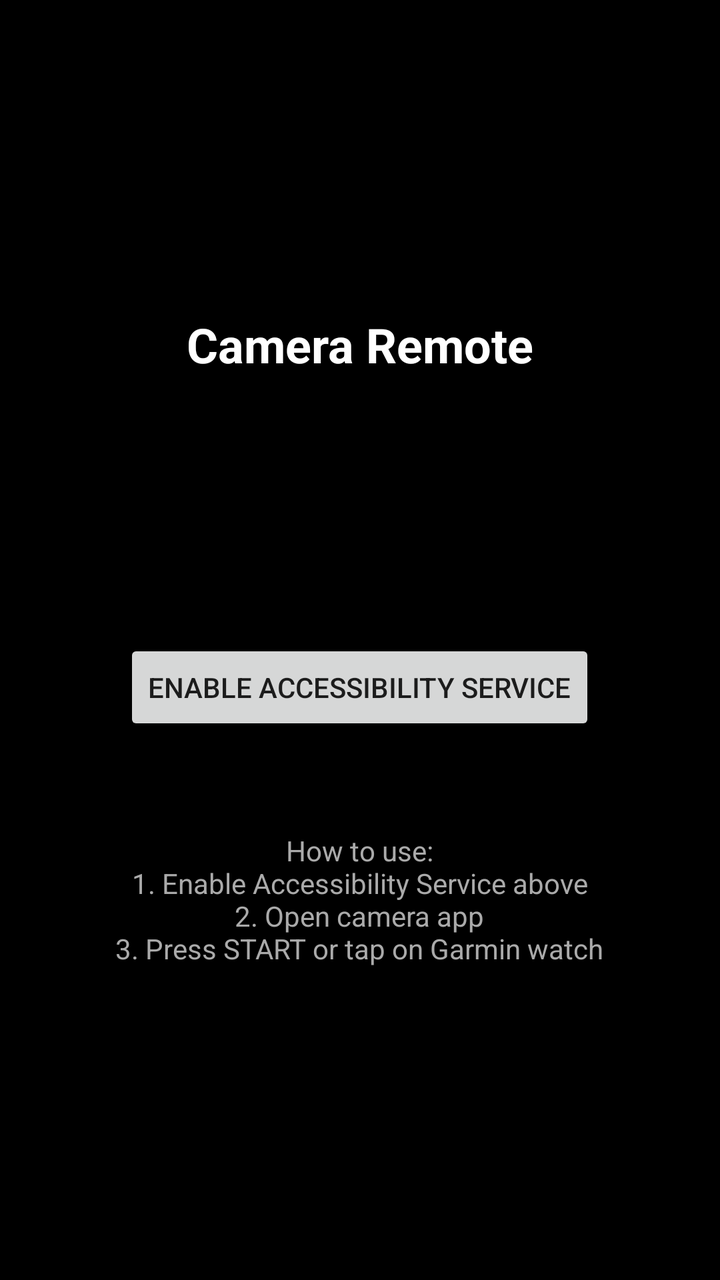
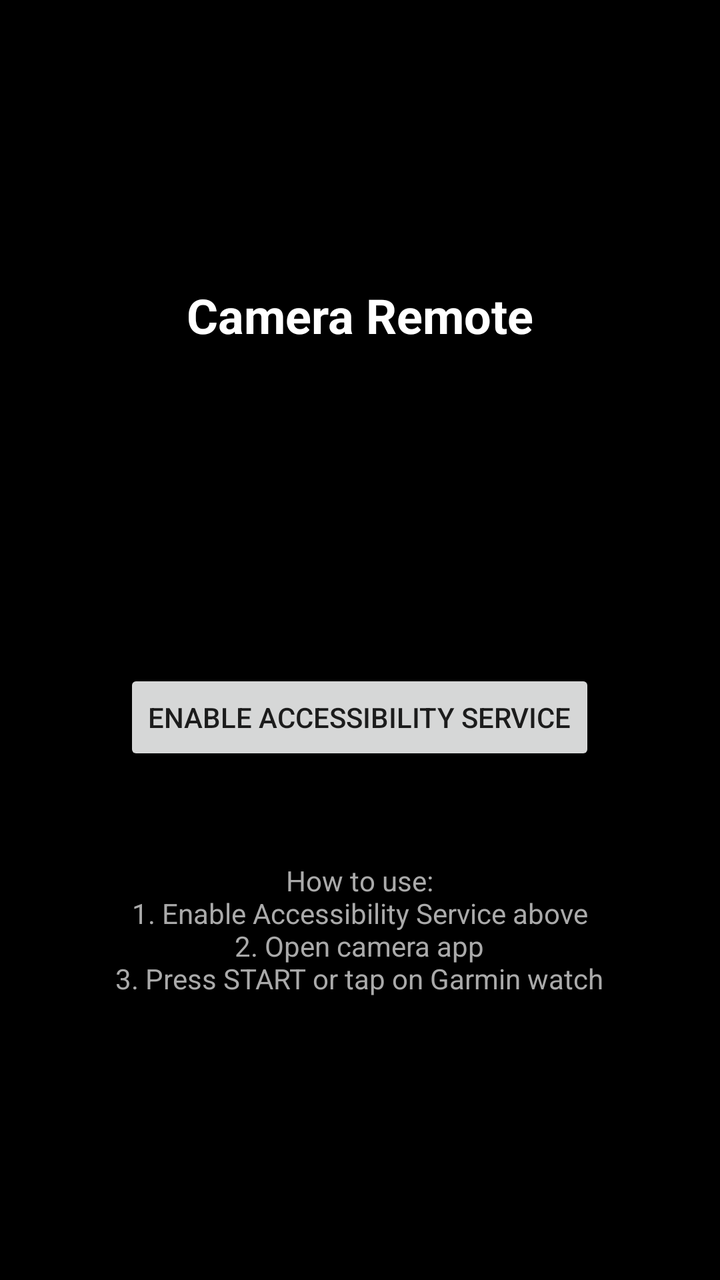

Before-and-after screenshots of an Android layout around one commit, followed by the original layout XML and the change that was made.
<!-- AndroidManifest.xml: application theme Theme.AppCompat.DayNight -->
<!-- res/layout/activity_main.xml -->
<?xml version="1.0" encoding="utf-8"?>
<LinearLayout
    xmlns:android="http://schemas.android.com/apk/res/android"
    android:layout_width="match_parent"
    android:layout_height="match_parent"
    android:orientation="vertical"
    android:gravity="center"
    android:padding="32dp"
    android:background="@android:color/black">

    <TextView
        android:layout_width="wrap_content"
        android:layout_height="wrap_content"
        android:text="Camera Remote"
        android:textSize="24sp"
        android:textColor="@android:color/white"
        android:textStyle="bold"
        android:layout_marginBottom="48dp"/>

    <TextView
        android:id="@+id/statusAccessibility"
        android:layout_width="wrap_content"
        android:layout_height="wrap_content"
        android:textSize="16sp"
        android:textColor="@android:color/white"
        android:layout_marginBottom="8dp"/>

    <TextView
        android:id="@+id/statusConnectIQ"
        android:layout_width="wrap_content"
        android:layout_height="wrap_content"
        android:textSize="16sp"
        android:textColor="@android:color/white"
        android:layout_marginBottom="32dp"/>

    <Button
        android:id="@+id/btnEnableAccessibility"
        android:layout_width="wrap_content"
        android:layout_height="wrap_content"
        android:text="Enable Accessibility Service"
        android:layout_marginBottom="16dp"/>

    <TextView
        android:layout_width="wrap_content"
        android:layout_height="wrap_content"
        android:text="How to use:\n1. Enable Accessibility Service above\n2. Open camera app\n3. Press START or tap on Garmin watch"
        android:textSize="14sp"
        android:textColor="#AAAAAA"
        android:textAlignment="center"
        android:layout_marginTop="32dp"/>

</LinearLayout>
<!-- resources referenced by this layout -->
<resources>

</resources>

<!-- the commit's change to res/layout/activity_main.xml (unified diff, before → after) -->
@@ -19,6 +19,14 @@
 
     <TextView
         android:id="@+id/statusAccessibility"
+        android:layout_width="wrap_content"
+        android:layout_height="wrap_content"
+        android:textSize="16sp"
+        android:textColor="@android:color/white"
+        android:layout_marginBottom="8dp"/>
+
+    <TextView
+        android:id="@+id/statusPhotos"
         android:layout_width="wrap_content"
         android:layout_height="wrap_content"
         android:textSize="16sp"
